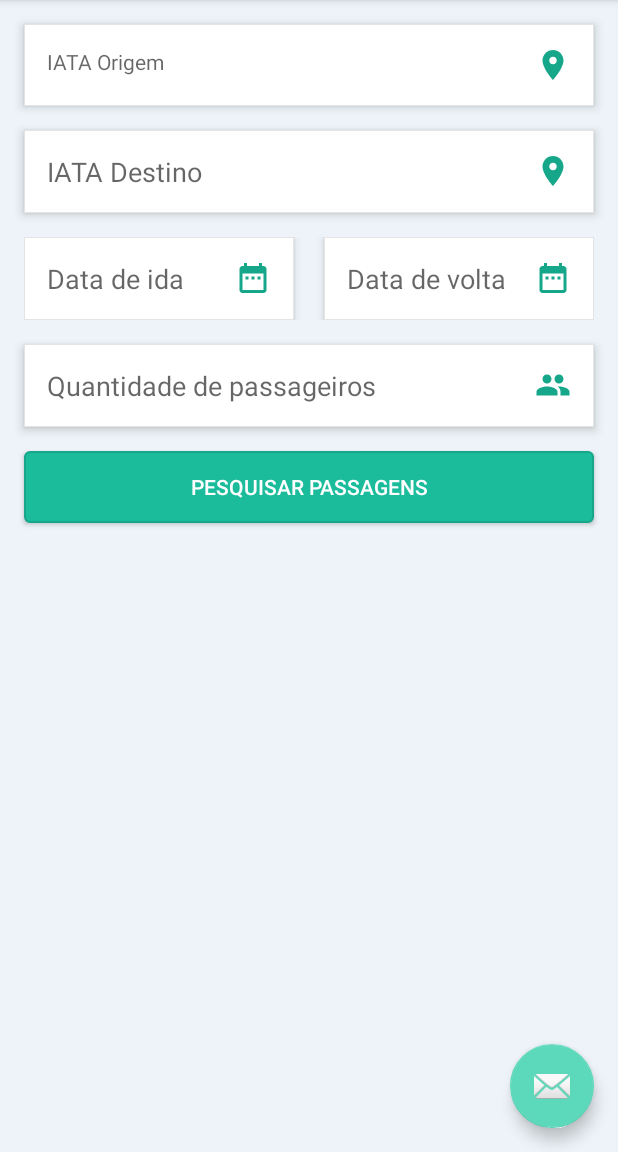
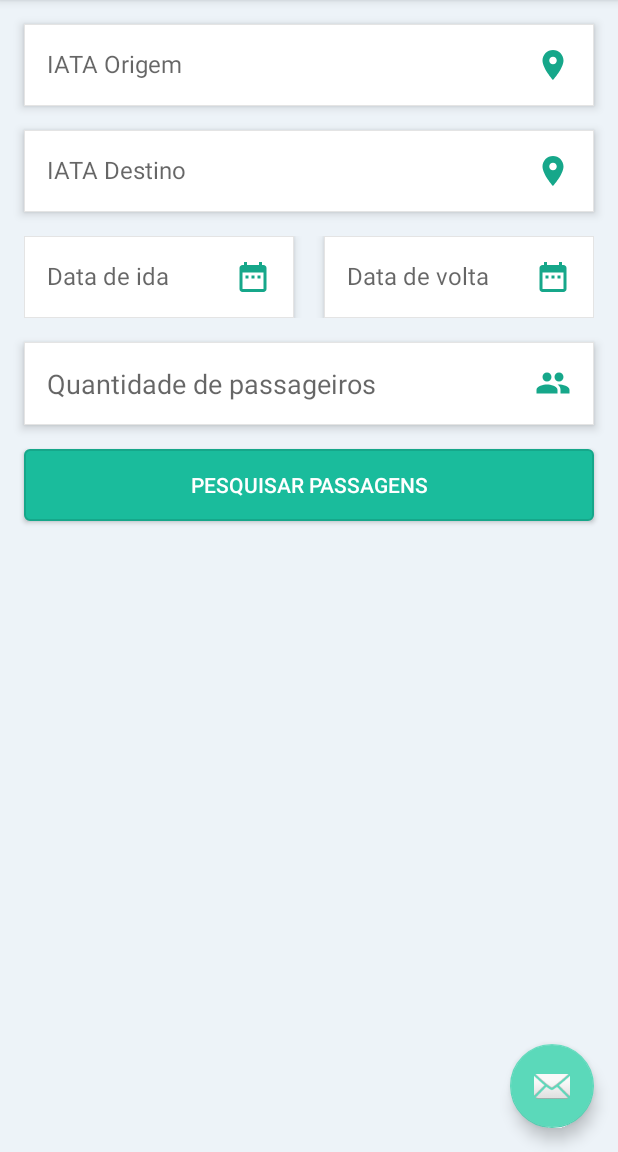
Before and after one commit to andreluiz1987/ProjetoMaxMilhas, an Android app: the screen it shows after launch (HomeActivity), on a phone screen of 412 x 824 dp, the part 84-1236 px from its top. Run offline under Robolectric (Android 15) with nearby library versions, the phone set to English and light mode, and no system bars; our stand-ins replace ButterKnife.

Commit message:
Add view airport

```diff
--- a/app/src/main/AndroidManifest.xml
+++ b/app/src/main/AndroidManifest.xml
@@ -21,7 +21,8 @@
                 <category android:name="android.intent.category.LAUNCHER" />
             </intent-filter>
         </activity>
-        <activity android:name=".ui.view.FligthActivity"></activity>
+        <activity android:name=".ui.view.FligthActivity" android:label="Passagens" />
+        <activity android:name="ui.view.AirportActivity" android:label="Aeroportos"></activity>
     </application>
 
 </manifest>
--- a/app/src/main/res/layout/content_home.xml
+++ b/app/src/main/res/layout/content_home.xml
@@ -24,11 +24,12 @@
         android:hint="@string/source_iata"
         android:imeOptions="actionNext"
         android:padding="15dp"
+        android:textSize="16sp"
         app:layout_constraintEnd_toEndOf="parent"
         app:layout_constraintStart_toStartOf="parent"
         app:layout_constraintTop_toTopOf="parent" />
 
-    <EditText
+    <TextView
         android:id="@+id/edt_destination_iata"
         android:layout_width="match_parent"
         android:layout_height="wrap_content"
@@ -42,6 +43,7 @@
         android:imeOptions="actionNext"
         android:padding="15dp"
         android:translationZ="2dp"
+        android:textSize="16sp"
         app:layout_constraintEnd_toEndOf="parent"
         app:layout_constraintStart_toStartOf="parent"
         app:layout_constraintTop_toBottomOf="@+id/edt_source_iata" />
@@ -59,7 +61,7 @@
         app:layout_constraintStart_toStartOf="parent"
         app:layout_constraintTop_toBottomOf="@+id/edt_destination_iata">
 
-        <EditText
+        <TextView
             android:id="@+id/edt_date_from"
             android:layout_width="0dp"
             android:layout_height="wrap_content"
@@ -68,12 +70,12 @@
             android:background="@drawable/edittext_shadow"
             android:drawableRight="@drawable/ic_date"
             android:elevation="2dp"
-            android:focusable="false"
+            android:textSize="16sp"
             android:translationZ="2dp"
             android:hint="@string/date_from"
             android:padding="15dp" />
 
-        <EditText
+        <TextView
             android:id="@+id/edt_date_to"
             android:layout_width="0dp"
             android:layout_height="wrap_content"
@@ -82,6 +84,7 @@
             android:background="@drawable/edittext_shadow"
             android:drawableRight="@drawable/ic_date"
             android:hint="@string/date_to"
+            android:textSize="16sp"
             android:padding="15dp"
             android:elevation="2dp"
             android:translationZ="2dp" />
```
Also changed, not shown: app/src/main/java/andrekabelim/br/projetomaxmilhas/ui/view/AirportActivity.java (added, +15 -0 lines), app/src/main/java/andrekabelim/br/projetomaxmilhas/ui/view/HomeActivity.java (+22 -14 lines), app/src/main/res/layout/activity_airport.xml (added, +9 -0 lines).
